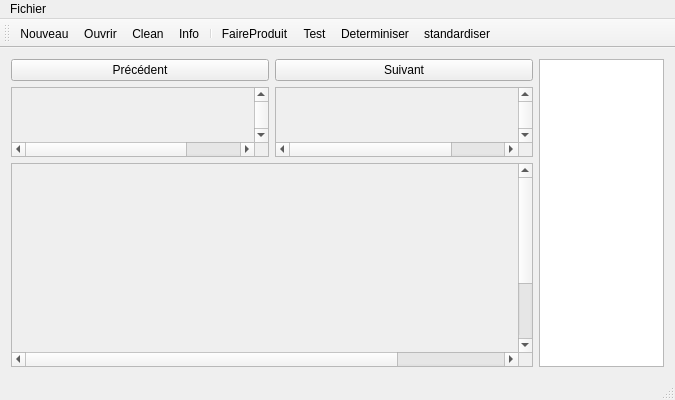
The window that automate-project/mainwindow.ui (kladier/projetTL) describes before a commit, drawn with Qt 5.
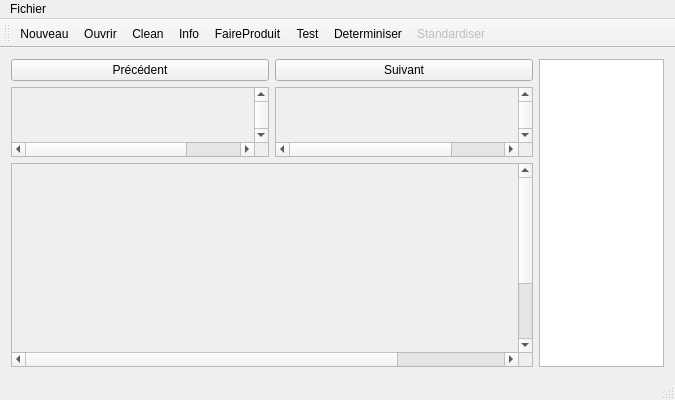
The same window after the commit. Icons and pictures are not drawn.

Commit message: Clean du projet et ajout du bouton standardiser (il ne fait rien, il reste la fonction getStandard a implémenté)

Diff of the .ui file:
```diff
--- a/automate-project/mainwindow.ui
+++ b/automate-project/mainwindow.ui
@@ -216,7 +216,6 @@
    <addaction name="actionOuvrir"/>
    <addaction name="actionClean"/>
    <addaction name="actionInfo"/>
-   <addaction name="separator"/>
    <addaction name="actionFaireProduit"/>
    <addaction name="actionTest"/>
    <addaction name="actionDeterminiser"/>
@@ -341,12 +340,15 @@
    </property>
   </action>
   <action name="actionStandardiser">
+   <property name="enabled">
+    <bool>false</bool>
+   </property>
    <property name="icon">
     <iconset resource="Images.qrc">
      <normaloff>:/new/prefix1/Images/standardiser.jpg</normaloff>:/new/prefix1/Images/standardiser.jpg</iconset>
    </property>
    <property name="text">
-    <string>standardiser</string>
+    <string>Standardiser</string>
    </property>
    <property name="toolTip">
     <string>Standardise un automate</string>
```
Left out of the diff: 47 changed lines with no effect on the pictures. The commit also changes 95 other files.
